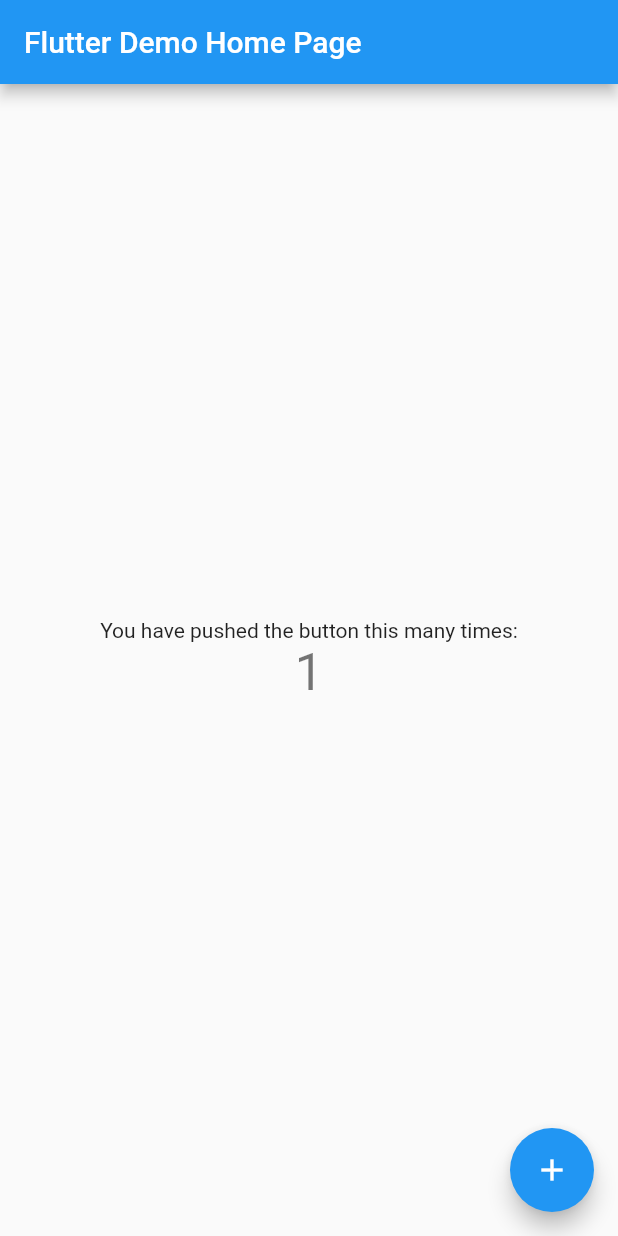
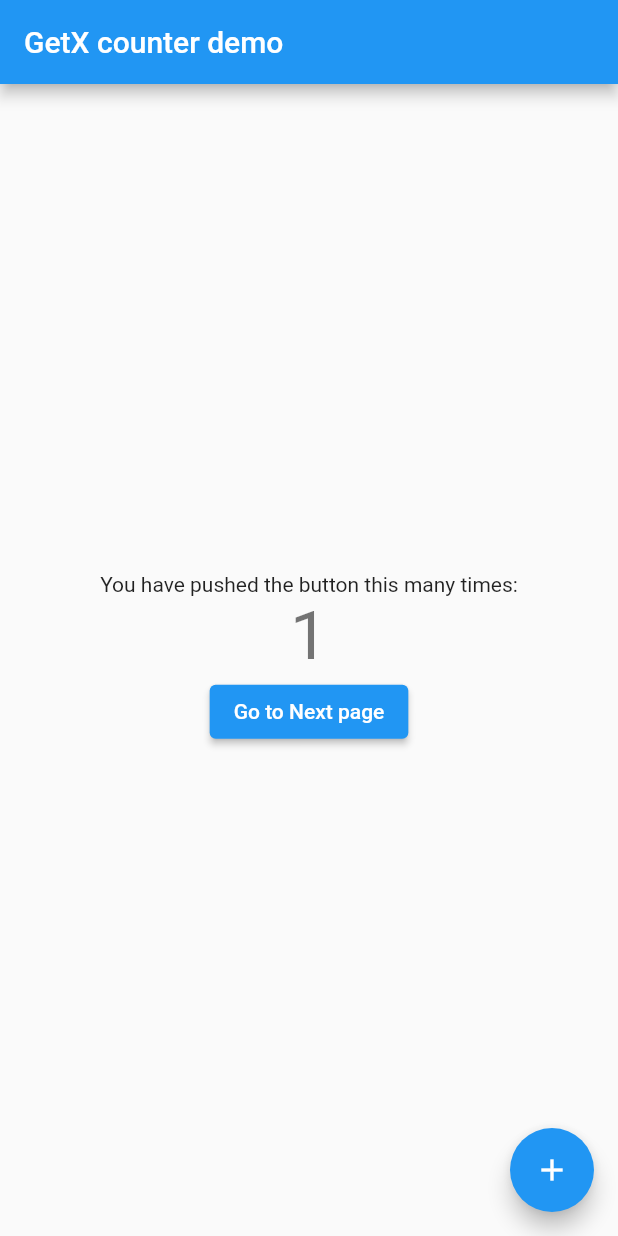
Before and after one commit to nerdychamp/fltr-todo-app, a Flutter app: the screen it shows after launch, after a tap on the "add" icon, on a phone screen of 412 x 824 dp. Run offline on Flutter 3.47's test engine with Material 2 defaults, Android fonts, the phone set to English and light mode, and no system bars; our stand-ins replace get.

Commit message:
feat: counter app with getx state managements

```diff
--- a/lib/main.dart
+++ b/lib/main.dart
@@ -1,4 +1,5 @@
 import 'package:flutter/material.dart';
+import 'package:get/get.dart';
 
 void main() {
   runApp(const MyApp());
@@ -10,59 +11,82 @@ class MyApp extends StatelessWidget {
   // This widget is the root of your application.
   @override
   Widget build(BuildContext context) {
-    return MaterialApp(
+    return GetMaterialApp(
       title: 'Flutter Demo',
       theme: ThemeData(
         primarySwatch: Colors.blue,
       ),
-      home: const MyHomePage(title: 'Flutter Demo Home Page'),
+      home: CounterScreen(),
     );
   }
 }
 
-class MyHomePage extends StatefulWidget {
-  const MyHomePage({super.key, required this.title});
-
-  final String title;
-
-  @override
-  State<MyHomePage> createState() => _MyHomePageState();
+class CounterController extends GetxController {
+  var count = 0.obs;
+  increment() => count++;
 }
 
-class _MyHomePageState extends State<MyHomePage> {
-  int _counter = 0;
+class CounterScreen extends StatelessWidget {
+  CounterScreen({super.key});
 
-  void _incrementCounter() {
-    setState(() {
-      _counter++;
-    });
-  }
+  final CounterController counter = Get.put(CounterController());
 
   @override
   Widget build(BuildContext context) {
     return Scaffold(
       appBar: AppBar(
-        title: Text(widget.title),
+        title: const Text('GetX counter demo'),
       ),
       body: Center(
         child: Column(
           mainAxisAlignment: MainAxisAlignment.center,
-          children: <Widget>[
+          children: [
             const Text(
               'You have pushed the button this many times:',
             ),
-            Text(
-              '$_counter',
-              style: Theme.of(context).textTheme.headline4,
+            Obx(
+              () => Text(
+                '${counter.count}',
+                style: Theme.of(context).textTheme.headline3,
+              ),
+            ),
+            ElevatedButton(
+              child: const Text("Go to Next page"),
+              onPressed: () => Get.to(
+                NextPage(),
+              ),
             ),
           ],
         ),
       ),
       floatingActionButton: FloatingActionButton(
-        onPressed: _incrementCounter,
+        onPressed: counter.increment,
         tooltip: 'Increment',
         child: const Icon(Icons.add),
       ),
     );
   }
 }
+
+class NextPage extends StatelessWidget {
+  NextPage({super.key});
+
+  // We can ask Get to find a Controller that is being used by another page and redirect you to it.
+  final CounterController counter = Get.find<CounterController>();
+
+  @override
+  Widget build(context) {
+    // Access the updated count variable
+    return Scaffold(
+      appBar: AppBar(
+        title: Text("Counter ${counter.count}"),
+      ),
+      body: Center(
+        child: Text(
+          "${counter.count}",
+          style: Theme.of(context).textTheme.headline3,
+        ),
+      ),
+    );
+  }
+}
--- a/pubspec.yaml
+++ b/pubspec.yaml
@@ -31,11 +31,8 @@ environment:
 dependencies:
   flutter:
     sdk: flutter
-
-
-  # The following adds the Cupertino Icons font to your application.
-  # Use with the CupertinoIcons class for iOS style icons.
   cupertino_icons: ^1.0.2
+  get: ^4.6.5
 
 dev_dependencies:
   flutter_test:
@@ -53,7 +50,6 @@ dev_dependencies:
 
 # The following section is specific to Flutter packages.
 flutter:
-
   # The following line ensures that the Material Icons font is
   # included with your application, so that you can use the icons in
   # the material Icons class.
```
Also changed, not shown: pubspec.lock.
